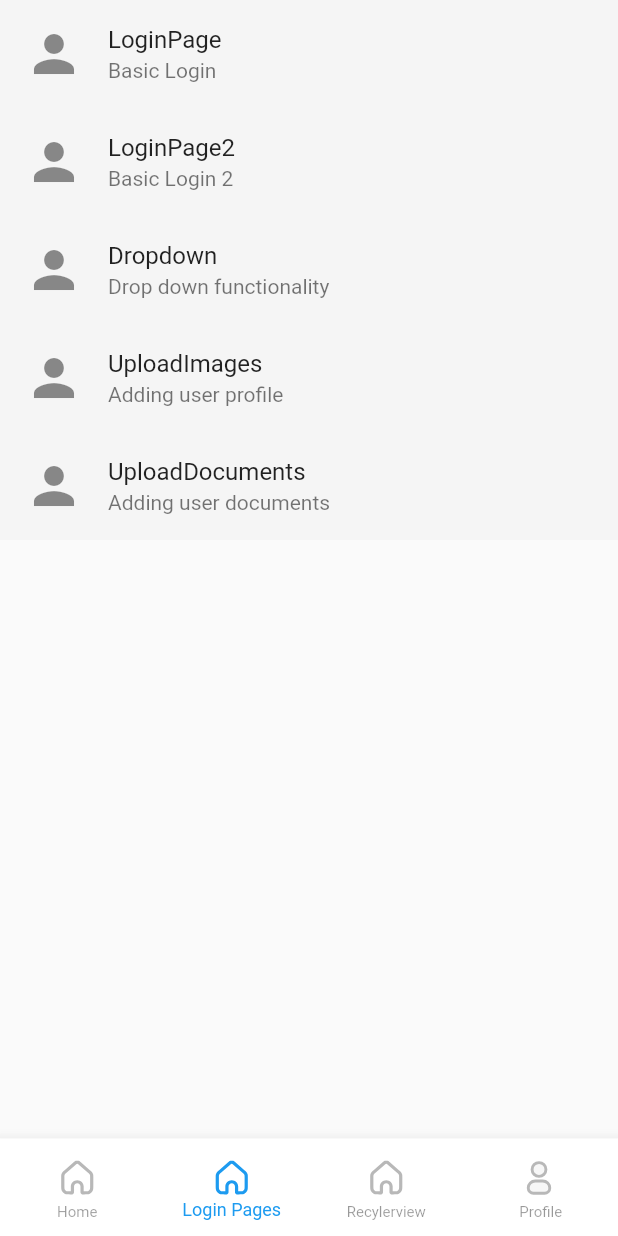
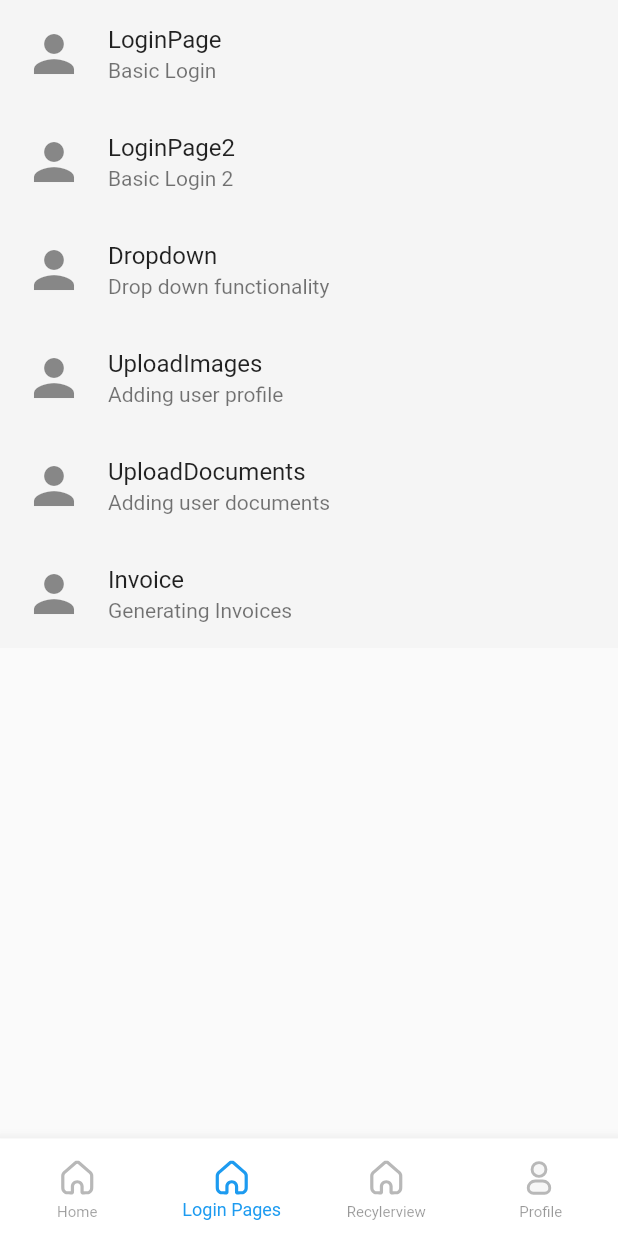
Before and after one commit to katmakhan/flutter-course, a Flutter app: the screen it shows once a user with an empty profile is signed in, item 2 of the bottom bar chosen, on a phone screen of 412 x 824 dp. Run offline on Flutter 3.47's test engine with Material 2 defaults, Android fonts, the phone set to English and light mode, and no system bars; our stand-ins replace animate_do, bouncing_widget, cached_network_image, dio, firebase_auth, firebase_core and 19 more; missing offline and left inert: algolia, align_positioned, firebase_app_check, flutter_document_picker, open_file_safe, pattern_formatter; accounts and stored records are empty.

Commit message:
pdf invoice

```diff
--- /dev/null
+++ b/lib/DataModels/dm_invoice.dart
@@ -0,0 +1,53 @@
+import 'package:fluttertemplate/DataModels/dm_invoice_customer.dart';
+import 'package:fluttertemplate/DataModels/dm_invoice_items.dart';
+import 'package:fluttertemplate/DataModels/dm_invoice_supplier.dart';
+
+class dm_invoice {
+  int? invoiceNum;
+  List<dynamic>? invoiceItems;
+  dynamic invoiceSupp;
+  dynamic invoiceCust;
+  String? invoiceDate;
+  String? invoiceDuedate;
+  String? invoiceDescrp;
+
+  dm_invoice(
+      {this.invoiceNum,
+      this.invoiceItems,
+      this.invoiceSupp,
+      this.invoiceCust,
+      this.invoiceDate,
+      this.invoiceDuedate,
+      this.invoiceDescrp});
+
+  dm_invoice.fromJson(Map<String, dynamic> json) {
+    invoiceNum = json['invoice_num'];
+    invoiceItems = json['invoice_items'];
+    invoiceSupp = dm_supplier.fromJson(json['invoice_supp']);
+    invoiceCust = dm_customer.fromJson(json['invoice_cust']);
+    invoiceDate = json['invoice_date'];
+    invoiceDuedate = json['invoice_duedate'];
+    invoiceDescrp = json['invoice_descrp'];
+  }
+
+  Map<String, dynamic> toJson() {
+    final Map<String, dynamic> data = new Map<String, dynamic>();
+    data['invoice_num'] = this.invoiceNum;
+    // data['invoice_items'] = this.invoiceItems;
+    // data['invoice_supp'] = this.invoiceSupp;
+    // data['invoice_cust'] = this.invoiceCust;
+    if (invoiceItems != null) {
+      data['invoice_items'] = invoiceItems!.toList();
+    }
+    if (invoiceSupp != null) {
+      data['invoice_supp'] = invoiceSupp!.toJson();
+    }
+    if (invoiceCust != null) {
+      data['invoice_cust'] = invoiceCust!.toJson();
+    }
+    data['invoice_date'] = this.invoiceDate;
+    data['invoice_duedate'] = this.invoiceDuedate;
+    data['invoice_descrp'] = this.invoiceDescrp;
+    return data;
+  }
+}
--- /dev/null
+++ b/lib/DataModels/dm_invoice_customer.dart
@@ -0,0 +1,24 @@
+class dm_customer {
+  String? cusName;
+  String? cusAddress;
+  String? cusMail;
+  String? cusMob;
+
+  dm_customer({this.cusName, this.cusAddress, this.cusMail, this.cusMob});
+
+  dm_customer.fromJson(Map<dynamic, dynamic> json) {
+    cusName = json['cus_name'];
+    cusAddress = json['cus_address'];
+    cusMail = json['cus_mail'];
+    cusMob = json['cus_mob'];
+  }
+
+  Map<String, dynamic> toJson() {
+    final Map<String, dynamic> data = new Map<String, dynamic>();
+    data['cus_name'] = this.cusName;
+    data['cus_address'] = this.cusAddress;
+    data['cus_mail'] = this.cusMail;
+    data['cus_mob'] = this.cusMob;
+    return data;
+  }
+}
--- /dev/null
+++ b/lib/DataModels/dm_invoice_supplier.dart
@@ -0,0 +1,24 @@
+class dm_supplier {
+  String? suppName;
+  String? suppAddress;
+  String? suppMail;
+  String? suppMob;
+
+  dm_supplier({this.suppName, this.suppAddress, this.suppMail, this.suppMob});
+
+  dm_supplier.fromJson(Map<dynamic, dynamic> json) {
+    suppName = json['supp_name'];
+    suppAddress = json['supp_address'];
+    suppMail = json['supp_mail'];
+    suppMob = json['supp_mob'];
+  }
+
+  Map<String, dynamic> toJson() {
+    final Map<String, dynamic> data = new Map<String, dynamic>();
+    data['supp_name'] = this.suppName;
+    data['supp_address'] = this.suppAddress;
+    data['supp_mail'] = this.suppMail;
+    data['supp_mob'] = this.suppMob;
+    return data;
+  }
+}
--- a/lib/Login_Pages/login_page_list.dart
+++ b/lib/Login_Pages/login_page_list.dart
@@ -4,9 +4,12 @@ import 'package:flutter/material.dart';
 import 'package:fluttertemplate/AddActivities/add_act_user_doc.dart';
 import 'package:fluttertemplate/AddActivities/add_act_user_image.dart';
 import 'package:fluttertemplate/Components/list_view.dart';
+import 'package:fluttertemplate/DataModels/dm_invoice.dart';
 import 'package:fluttertemplate/Dropdown/single_dropdown.dart';
 import 'package:fluttertemplate/Login_Pages/sign_in_1.dart';
 import 'package:fluttertemplate/Login_Pages/sign_in_2.dart';
+import 'package:fluttertemplate/PDFInvoice/pdfinvoice.dart';
+import 'package:fluttertemplate/PDFInvoice/pdfsaver.dart';
 
 class login_listView extends StatefulWidget {
   const login_listView({super.key});
@@ -38,7 +41,11 @@ class _login_listViewState extends State<login_listView> {
           Cust_ListView(
               custtext: "UploadDocuments",
               custsubtext: "Adding user documents",
-              onTap: onTap5)
+              onTap: onTap5),
+          Cust_ListView(
+              custtext: "Invoice",
+              custsubtext: "Generating Invoices",
+              onTap: onTap6)
         ]),
       ),
     );
@@ -80,4 +87,11 @@ class _login_listViewState extends State<login_listView> {
           builder: (context) => const ActAddUserDocuments(false, null)),
     );
   }
+
+  onTap6() async {
+    dm_invoice Invoice = dm_invoice();
+    final pdffile = await InvoiceHelper.generatePDF(Invoice);
+
+    PdfHelper.openPdf(pdffile);
+  }
 }
--- a/lib/PDFInvoice/pdfinvoice.dart
+++ b/lib/PDFInvoice/pdfinvoice.dart
@@ -0,0 +1,23 @@
+import 'dart:io';
+import 'package:fluttertemplate/DataModels/dm_invoice.dart';
+import 'package:fluttertemplate/PDFInvoice/pdfsaver.dart';
+import 'package:pdf/widgets.dart';
+
+class InvoiceHelper {
+  static Future<File> generatePDF(dm_invoice Invoice) {
+    final pdf = Document();
+
+    //Building the pdf
+    pdf.addPage(MultiPage(build: (context) => [pdfTitle(Invoice)]));
+
+    return PdfHelper.saveDocument(name: "invoice.pdf", pdf: pdf);
+  }
+
+  static Widget pdfTitle(dm_invoice invoice) {
+    return Column(crossAxisAlignment: CrossAxisAlignment.start, children: [
+      Text("invoice"),
+      SizedBox(height: 0.8),
+      Text(invoice.invoiceDescrp.toString())
+    ]);
+  }
+}
--- /dev/null
+++ b/lib/PDFInvoice/pdfsaver.dart
@@ -0,0 +1,23 @@
+import 'dart:io';
+import 'package:open_file_safe/open_file_safe.dart';
+import 'package:path_provider/path_provider.dart';
+import 'package:pdf/widgets.dart';
+
+class PdfHelper {
+  static Future<File> saveDocument({
+    required String name,
+    required Document pdf,
+  }) async {
+    final bytes = await pdf.save();
+    final dir = await getApplicationDocumentsDirectory();
+    final file = File('${dir.path}/$name');
+    await file.writeAsBytes(bytes);
+    return file;
+  }
+
+  static Future openPdf(File file) async {
+    final url = file.path;
+
+    await OpenFile.open(url);
+  }
+}
--- a/pubspec.yaml
+++ b/pubspec.yaml
@@ -67,6 +67,9 @@ dependencies:
   url_launcher: ^6.0.10
 
   dio: ^4.0.6
+
+  # PDF
+  pdf: ^3.10.6
 
   firebase_auth: ^4.4.1
   firebase_database: ^10.1.0
```
Also changed, not shown: lib/DataModels/dm_invoice_items.dart (added, +36 -0 lines), pubspec.lock.
